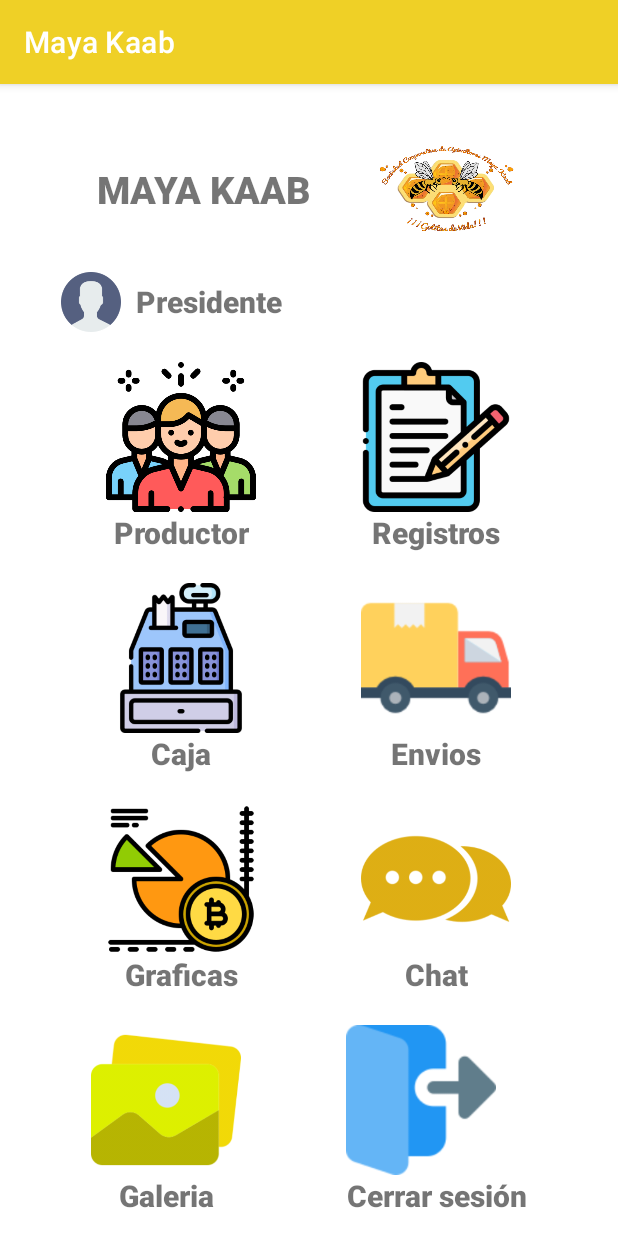
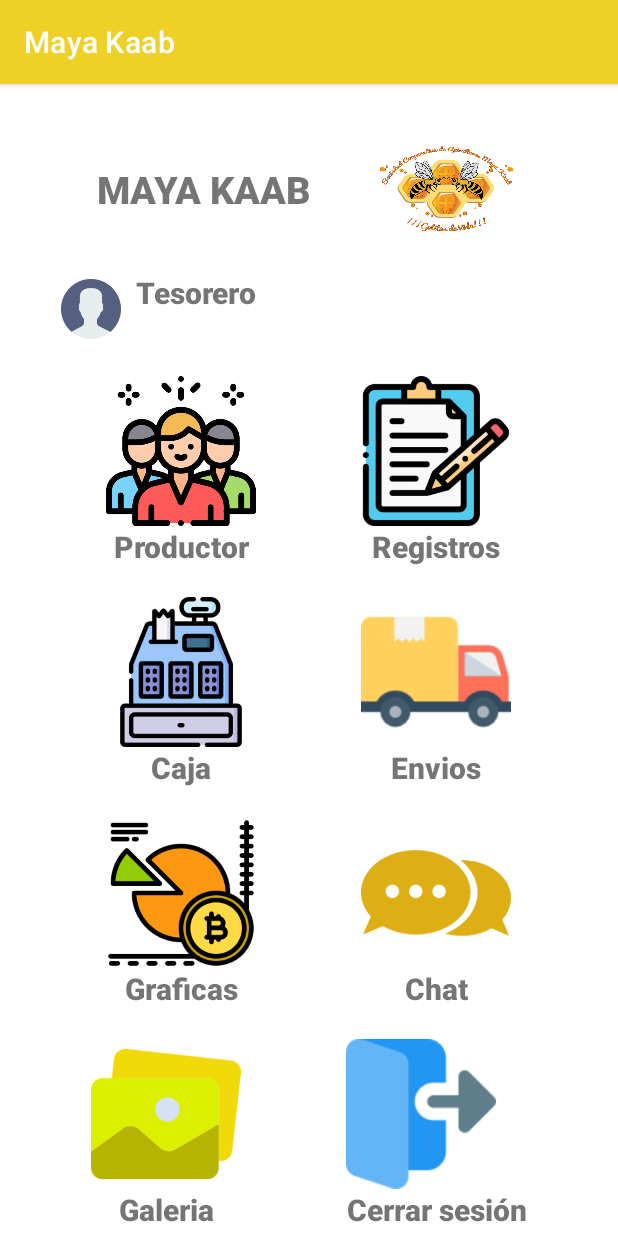
Before and after one commit to RobertoMdz/maya-kaab, an Android app: the MainActivity screen opened directly, with no data from a screen before it, on a phone screen of 412 x 824 dp. Run offline under Robolectric (Android 15) with nearby library versions, the phone set to English and light mode, and no system bars; 1 statement that could not run was skipped.

```diff
--- a/app/src/main/java/com/coopera/mayakaab/MainActivity.java
+++ b/app/src/main/java/com/coopera/mayakaab/MainActivity.java
@@ -8,6 +8,7 @@ import android.content.SharedPreferences;
 import android.os.Bundle;
 import android.view.View;
 import android.widget.ImageView;
+import android.widget.TextView;
 
 import com.coopera.mayakaab.views.EnvioTamboresActivity;
 import com.coopera.mayakaab.views.GaleriaActivity;
@@ -27,6 +28,9 @@ public class MainActivity extends AppCompatActivity {
     ImageView imgvGaleria;
     ImageView imgvCerrarSesion;
 
+    TextView cargo;
+    TextView nombre;
+
     @Override
     protected void onCreate(Bundle savedInstanceState) {
         super.onCreate(savedInstanceState);
@@ -44,6 +48,10 @@ public class MainActivity extends AppCompatActivity {
          imgvGaleria = findViewById(R.id.imgv_galeria);
          imgvCerrarSesion = findViewById(R.id.imgv_cerrar_sesion);
          imgvGraficas = findViewById(R.id.imgv_graficas);
+         cargo = findViewById(R.id.cargo);
+         nombre = findViewById(R.id.nombre);
+
+         setWelcome();
 
          imgvProductores.setOnClickListener(new View.OnClickListener() {
              @Override
@@ -95,6 +103,23 @@ public class MainActivity extends AppCompatActivity {
             }
         });
     }
+
+    private void setWelcome() {
+        SharedPreferences pref = getApplicationContext().getSharedPreferences("myPrefsLogin",MODE_PRIVATE);
+        String userName = pref.getString("name","");
+        String userRole = pref.getString("role","");
+
+        if(userRole.equals("1")){
+            cargo.setText("Presidente");
+        } else if (userRole.equals("2")) {
+            cargo.setText("Secretario");
+        } else {
+            cargo.setText("Tesorero");
+        }
+
+        nombre.setText(userName);
+
+    }
     // recuperar valor de inicio de sesion //
     private boolean checkUserLoggedBefore() {
         SharedPreferences pref = getApplicationContext().getSharedPreferences("myPrefsLogin",MODE_PRIVATE);
--- /dev/null
+++ b/app/src/main/java/com/coopera/mayakaab/models/Constants.java
@@ -0,0 +1,5 @@
+package com.coopera.mayakaab.models;
+
+public class Constants {
+    public static final String URL_BASE = "https://mayakaab-app.herokuapp.com/services/";
+}
--- a/app/src/main/res/layout/activity_main.xml
+++ b/app/src/main/res/layout/activity_main.xml
@@ -47,13 +47,30 @@
                     android:layout_width="40dp"
                     android:layout_height="40dp"
                     android:src="@drawable/avatar_icon"/>
+                <LinearLayout
+                    android:orientation="vertical"
+                    android:layout_width="wrap_content"
+                    android:layout_height="wrap_content">
+
                     <TextView
+                        android:id="@+id/cargo"
                         android:layout_width="wrap_content"
                         android:layout_height="wrap_content"
                         android:textSize="20dp"
                         android:layout_marginStart="10dp"
                         android:fontFamily="sans-serif-black"
                         android:text="Presidente"/>
+                    <TextView
+                        android:id="@+id/nombre"
+                        android:layout_width="wrap_content"
+                        android:layout_height="wrap_content"
+                        android:textSize="16dp"
+                        android:layout_marginStart="10dp"
+                        android:fontFamily="sans-serif"
+                        android:text="Adrian"/>
+
+                </LinearLayout>
+
 
 
             </LinearLayout>
```
Also changed, not shown: app/src/main/java/com/coopera/mayakaab/views/LoginActivity.java (+34 -15 lines). Lines whose indentation alone changed are shown as unchanged.
